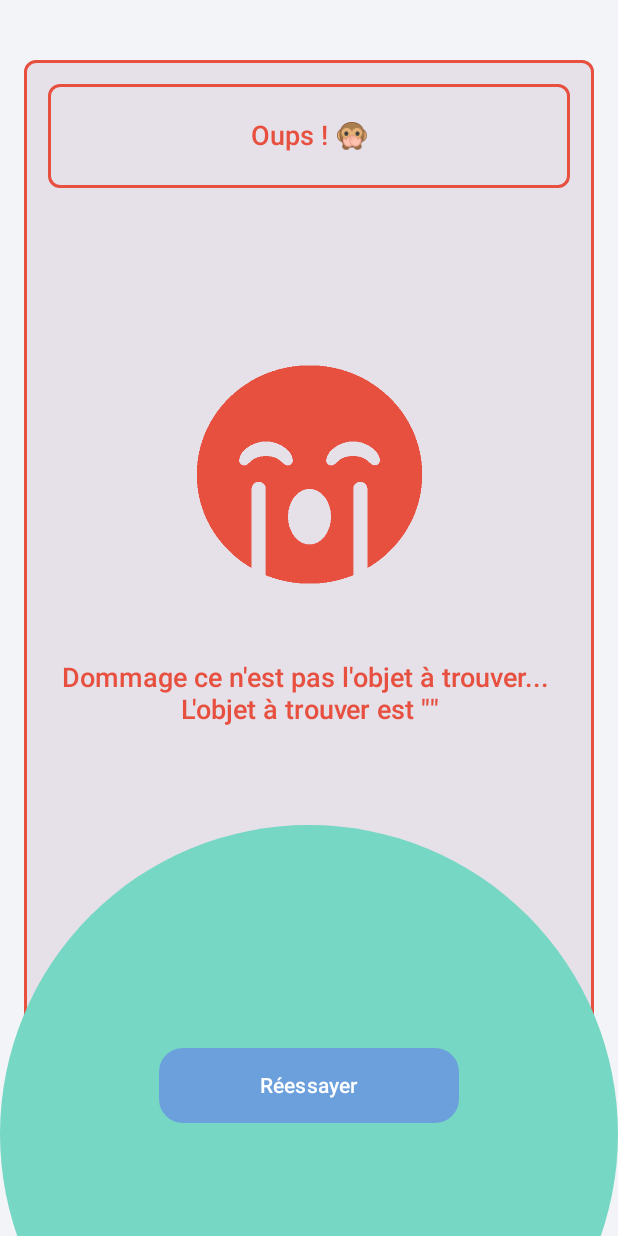
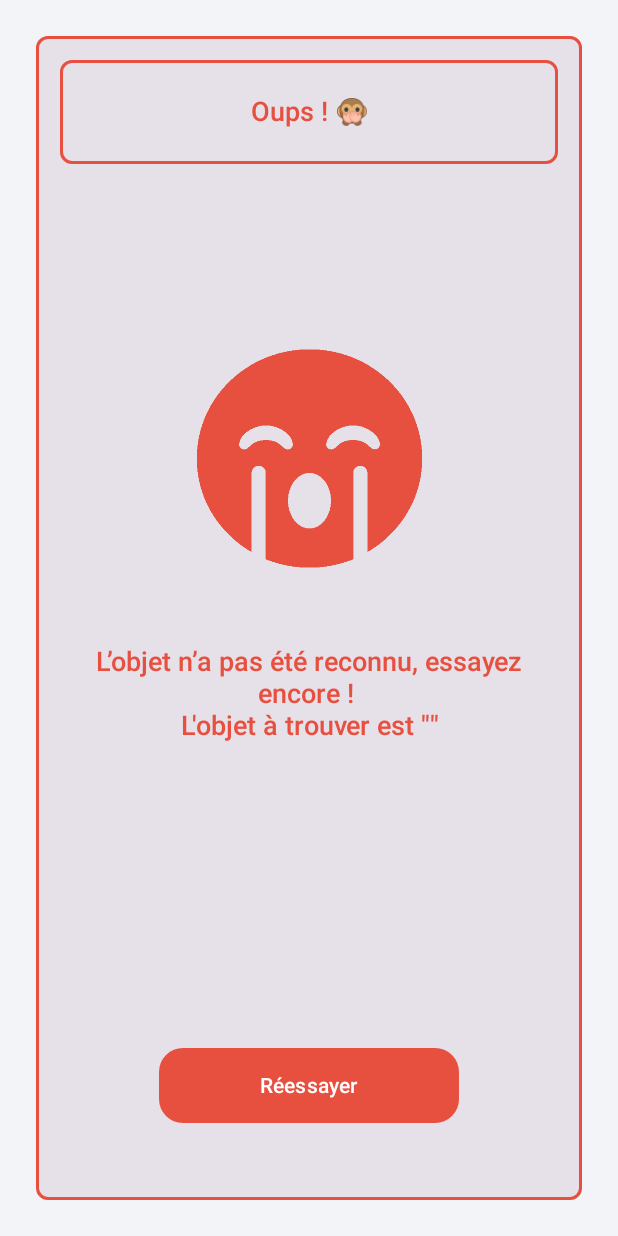
Before and after one commit to Muuushuuu/Objektik, an Android app built with Jetpack Compose: the composable ErrorScreen called with empty values, on a phone screen of 412 x 824 dp. Run offline under Robolectric (Android 15) with nearby library versions, the phone set to English and light mode, and no system bars.

Commit message:
ajout loading + modification leger style + gestion des mot sucess / error

```diff
--- a/app/src/main/java/com/example/objektik/screen/ErrorScreen.kt
+++ b/app/src/main/java/com/example/objektik/screen/ErrorScreen.kt
@@ -50,23 +50,10 @@ fun ErrorScreen(nomFrancais: String, onStartClick: () -> Unit) {
     Box(
         modifier = Modifier.fillMaxSize()
     ){
-        // Cercle en arrière-plan
-        Box(
-            modifier = Modifier
-                .width(700.dp)
-                .absoluteOffset(x = 0.dp, y = 550.dp)
-                .aspectRatio(1f)
-                .background(
-                    color = GreenAccent,
-                    shape = CircleShape
-                )
-                .zIndex(1f)
-        )
-
         Box(
             modifier = Modifier
                 .fillMaxSize()
-                .padding(vertical = 24.dp),
+                .padding(8.dp),
             contentAlignment = Alignment.Center
         ) {
             Card(
@@ -105,7 +92,7 @@ fun ErrorScreen(nomFrancais: String, onStartClick: () -> Unit) {
                                 .height(50.dp))
 
                         Text(
-                            text = "Dommage ce n'est pas l'objet à trouver... \nL'objet à trouver est \"$nomFrancais\"",
+                            text = "L’objet n’a pas été reconnu, essayez encore ! \nL'objet à trouver est \"$nomFrancais\"",
                             fontSize = 18.sp,
                             textAlign = TextAlign.Center,
                             color = ErrorColor
@@ -119,7 +106,7 @@ fun ErrorScreen(nomFrancais: String, onStartClick: () -> Unit) {
         CustomButton(
             text = "Réessayer",
             onClick = onStartClick,
-            backgroundColor = BluePrimary,
+            backgroundColor = ErrorColor,
             textColor = Color.White,
             modifier = Modifier
                 .align(Alignment.BottomCenter)
--- a/app/src/main/java/com/example/objektik/ui/theme/Color.kt
+++ b/app/src/main/java/com/example/objektik/ui/theme/Color.kt
@@ -7,5 +7,5 @@ val GreenAccent = Color(0xFF76D7C4)
 val BackgroundLight = Color(0xFFF2F4F7)
 val PrimaryText = Color(0xFF4D4D4D)
 val AccentText = Color(0xFF9A9A9A)
-val SuccessColor = Color(0xFF43DD9D)
+val SuccessColor = Color(0xFF1BA471)
 val ErrorColor = Color(0xFFE74F3F)
```
Also changed, not shown: app/src/main/java/com/example/objektik/screen/GameScreen.kt (+60 -4 lines), app/src/main/java/com/example/objektik/screen/SuccessScreen.kt (+3 -18 lines), app/src/main/java/com/example/objektik/ui/components/CameraCaptureScreen.kt (+10 -3 lines), app/src/main/res/drawable/trophy_accent.png.
